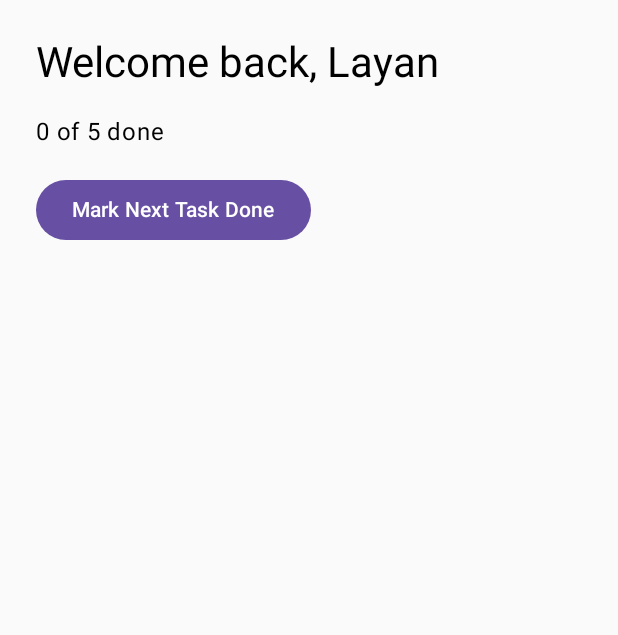
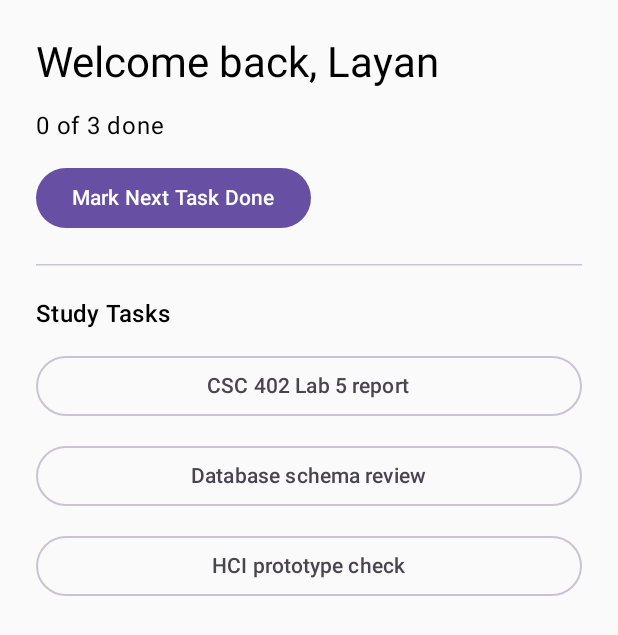
Before and after one commit to lyanAlzahrani/StudyPlanner_CSC_402_LAB_4_Lyan_alzhrani, an Android app built with Jetpack Compose: the screen it shows after launch (MainActivity), on a phone screen of 412 x 824 dp. Shown: the top 635 px of the screen. Run offline under Robolectric (Android 15) with nearby library versions, the phone set to English and light mode, and no system bars.

Commit message:
Semester App Part 2

```diff
--- a/app/build.gradle.kts
+++ b/app/build.gradle.kts
@@ -1,6 +1,7 @@
 plugins {
     alias(libs.plugins.android.application)
     alias(libs.plugins.kotlin.compose)
+    kotlin("plugin.serialization") version "2.2.10"
 }
 
 android {
@@ -51,4 +52,5 @@ dependencies {
     androidTestImplementation(libs.androidx.junit)
     debugImplementation(libs.androidx.compose.ui.test.manifest)
     debugImplementation(libs.androidx.compose.ui.tooling)
+    implementation("androidx.navigation:navigation-compose:2.10.2")
 }
--- a/app/src/main/java/sa/edu/iau/cshj/studyplanner/MainActivity.kt
+++ b/app/src/main/java/sa/edu/iau/cshj/studyplanner/MainActivity.kt
@@ -5,6 +5,7 @@ import androidx.activity.ComponentActivity
 import androidx.activity.compose.setContent
 import androidx.activity.enableEdgeToEdge
 import androidx.compose.material3.MaterialTheme
+import sa.edu.iau.cshj.studyplanner.navigation.StudyPlannerApp
 import sa.edu.iau.cshj.studyplanner.ui.PlannerHomeRoute
 
 class MainActivity : ComponentActivity() {
@@ -13,7 +14,7 @@ class MainActivity : ComponentActivity() {
         enableEdgeToEdge()
         setContent {
             MaterialTheme {
-                PlannerHomeRoute()
+                StudyPlannerApp()
             }
         }
     }
--- /dev/null
+++ b/app/src/main/java/sa/edu/iau/cshj/studyplanner/navigation/Routes.kt
@@ -0,0 +1,9 @@
+package sa.edu.iau.cshj.studyplanner.navigation
+
+import kotlinx.serialization.Serializable
+
+@Serializable
+object PlannerHome
+
+@Serializable
+data class TaskDetail(val title: String)
--- /dev/null
+++ b/app/src/main/java/sa/edu/iau/cshj/studyplanner/navigation/StudyPlannerApp.kt
@@ -0,0 +1,33 @@
+package sa.edu.iau.cshj.studyplanner.navigation
+
+import androidx.compose.runtime.Composable
+import androidx.navigation.compose.NavHost
+import androidx.navigation.compose.composable
+import androidx.navigation.compose.rememberNavController
+import androidx.navigation.toRoute
+import sa.edu.iau.cshj.studyplanner.ui.PlannerHomeRoute
+import sa.edu.iau.cshj.studyplanner.ui.TaskDetailRoute
+
+@Composable
+fun StudyPlannerApp() {
+    val navController = rememberNavController()
+    NavHost(
+        navController = navController,
+        startDestination = PlannerHome
+    ) {
+        composable<PlannerHome> {
+            PlannerHomeRoute(
+                onTaskClick = { title ->
+                    navController.navigate(TaskDetail(title))
+                }
+            )
+        }
+        composable<TaskDetail> { backStackEntry ->
+            val detail: TaskDetail = backStackEntry.toRoute()
+            TaskDetailRoute(
+                title = detail.title,
+                onBackClick = { navController.popBackStack() }
+            )
+        }
+    }
+}
--- a/app/src/main/java/sa/edu/iau/cshj/studyplanner/ui/PlannerHomeScreen.kt
+++ b/app/src/main/java/sa/edu/iau/cshj/studyplanner/ui/PlannerHomeScreen.kt
@@ -3,10 +3,13 @@ package sa.edu.iau.cshj.studyplanner.ui
 import androidx.compose.foundation.layout.Arrangement
 import androidx.compose.foundation.layout.Column
 import androidx.compose.foundation.layout.fillMaxSize
+import androidx.compose.foundation.layout.fillMaxWidth
 import androidx.compose.foundation.layout.padding
 import androidx.compose.foundation.layout.statusBarsPadding
 import androidx.compose.material3.Button
+import androidx.compose.material3.HorizontalDivider
 import androidx.compose.material3.MaterialTheme
+import androidx.compose.material3.OutlinedButton
 import androidx.compose.material3.Text
 import androidx.compose.runtime.Composable
 import androidx.compose.runtime.getValue
@@ -20,13 +23,15 @@ import androidx.compose.ui.unit.dp
 data class PlannerUiState(
     val greeting: String = "Welcome back, Layan",
     val completedTasks: Int = 0,
-    val totalTasks: Int = 5
+    val totalTasks: Int = 3,
+    val tasks: List<String> = emptyList()
 )
 
 @Composable
 fun PlannerHomeScreen(
     uiState: PlannerUiState,
-    onCompleteTask: () -> Unit,
+    onCompleteTaskClick: () -> Unit,
+    onTaskClick: (String) -> Unit,
     modifier: Modifier = Modifier
 ) {
     Column(
@@ -34,7 +39,7 @@ fun PlannerHomeScreen(
             .fillMaxSize()
             .statusBarsPadding()
             .padding(24.dp),
-        verticalArrangement = Arrangement.spacedBy(16.dp)
+        verticalArrangement = Arrangement.spacedBy(12.dp)
     ) {
         Text(
             text = uiState.greeting,
@@ -45,35 +50,57 @@ fun PlannerHomeScreen(
             style = MaterialTheme.typography.bodyLarge
         )
         Button(
-            onClick = onCompleteTask,
+            onClick = onCompleteTaskClick,
             enabled = uiState.completedTasks < uiState.totalTasks
         ) {
             Text(text = "Mark Next Task Done")
+        }
+        HorizontalDivider(modifier = Modifier.padding(vertical = 8.dp))
+        Text(
+            text = "Study Tasks",
+            style = MaterialTheme.typography.titleMedium
+        )
+        uiState.tasks.forEach { task ->
+            OutlinedButton(
+                onClick = { onTaskClick(task) },
+                modifier = Modifier.fillMaxWidth()
+            ) {
+                Text(text = task)
+            }
         }
     }
 }
 
 @Composable
-fun PlannerHomeRoute() {
+fun PlannerHomeRoute(
+    onTaskClick: (String) -> Unit
+) {
+    val initialTasks = listOf(
+        "CSC 402 Lab 5 report",
+        "Database schema review",
+        "HCI prototype check"
+    )
     var uiState by remember {
         mutableStateOf(
             PlannerUiState(
                 greeting = "Welcome back, Layan",
                 completedTasks = 0,
-                totalTasks = 5
+                totalTasks = initialTasks.size,
+                tasks = initialTasks
             )
         )
     }
 
     PlannerHomeScreen(
         uiState = uiState,
-        onCompleteTask = {
+        onCompleteTaskClick = {
             if (uiState.completedTasks < uiState.totalTasks) {
                 uiState = uiState.copy(
                     completedTasks = uiState.completedTasks + 1
                 )
             }
-        }
+        },
+        onTaskClick= onTaskClick
     )
 }
 
@@ -85,9 +112,11 @@ private fun PlannerHomeEmptyPreview() {
             uiState = PlannerUiState(
                 greeting = "Welcome back, Layan",
                 completedTasks = 0,
-                totalTasks = 5
+                totalTasks = 3,
+                tasks =listOf("CSC 402 Lab 5 report","Database schema review","HCI prototype check")
             ),
-            onCompleteTask = {}
+            onCompleteTaskClick = {},
+            onTaskClick  ={}
         )
     }
 }
@@ -99,10 +128,12 @@ private fun PlannerHomeCompletedPreview() {
         PlannerHomeScreen(
             uiState = PlannerUiState(
                 greeting = "Welcome back, Layan",
-                completedTasks = 5,
-                totalTasks = 5
+                completedTasks = 3,
+                totalTasks = 3,
+                tasks = listOf("CSC 402 Lab 5 report", "Database schema review", "HCI prototype check")
             ),
-            onCompleteTask = {}
+            onCompleteTaskClick = {},
+            onTaskClick={}
         )
     }
 }
```
Also changed, not shown: app/src/main/java/sa/edu/iau/cshj/studyplanner/ui/TaskDetailScreen.kt (added, +87 -0 lines), gradle/libs.versions.toml (line endings or trailing spaces).
